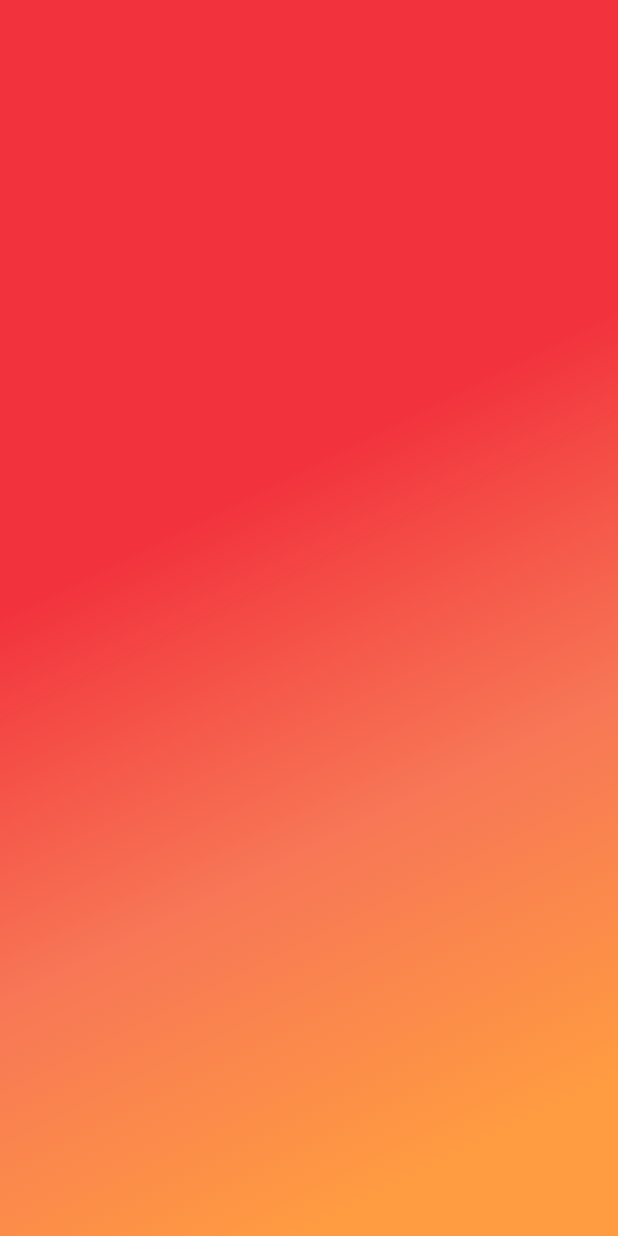
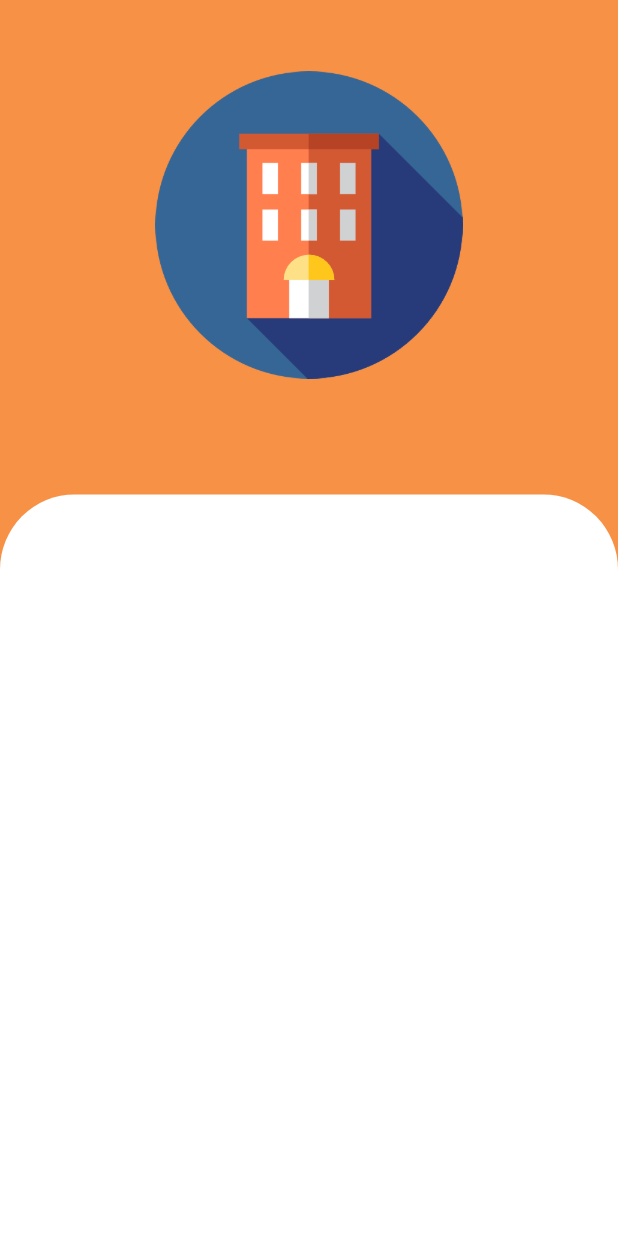
Before and after one commit to KshitijThareja/CleanSlate, a Flutter app: the screen it shows after launch, on a phone screen of 412 x 824 dp. Run offline on Flutter 3.47's test engine with Material 2 defaults, Android fonts, the phone set to English and light mode, and no system bars.

Commit message:
login page design

```diff
--- a/lib/main.dart
+++ b/lib/main.dart
@@ -1,32 +1,22 @@
 import 'package:flutter/material.dart';
 import 'package:hms/screens/signup.dart';
-import 'package:hms/screens/login.dart';
+// import 'screens/login.dart';
 
 
 void main() {
-  runApp(const MyApp());
+  runApp(MyApp());
 }
 
-class MyApp extends StatelessWidget {
-  const MyApp({super.key});
+class MyApp extends StatelessWidget{
 
   // This widget is the root of your application.
   @override
   Widget build(BuildContext context) {
-    return MaterialApp(
+    return const MaterialApp(
       debugShowCheckedModeBanner: false,
-      title: 'HMS',
-      theme: ThemeData(
-        primarySwatch: Colors.blue,
+      home: SafeArea(
+        child: SignUpScreen(),
       ),
-      home: const SignUpScreen(),
     );
   }
 }
-
-class SignUpPage extends StatelessWidget {
-  @override
-  Widget build(BuildContext context) {
-    return const SignUpScreen();
-  }
-}
--- a/lib/screens/signup.dart
+++ b/lib/screens/signup.dart
@@ -6,15 +6,49 @@ class SignUpScreen extends StatelessWidget {
   @override
   Widget build(BuildContext context) {
     return Container(
-        decoration: const BoxDecoration(
-      gradient: LinearGradient(
-          begin: Alignment(-1, -3.250352875738827e-8),
-          end: Alignment(-9.634869968522253e-8, 1),
-          colors: [
-            Color.fromRGBO(242, 51, 62, 1),
-            Color.fromRGBO(245, 82, 41, 0.7884325981140137),
-            Color.fromRGBO(255, 129, 13, 0.7900000214576721)
-          ]),
-    ));
+      decoration: const BoxDecoration(
+        gradient: LinearGradient(
+            begin: Alignment(0, 370),
+            end: Alignment(430, 0),
+            colors: [
+              Color.fromRGBO(216, 75, 40, 0.788),
+              Color.fromRGBO(255, 129, 13, 0.7900000214576721)
+            ]),
+      ),
+      child: _Body(),
+    );
   }
 }
+
+class _Body extends StatelessWidget {
+  @override
+  Widget build(BuildContext context) {
+    return Column(
+      children: [
+        Expanded(
+          flex: 2,
+          child: Column(
+            children: <Widget>[
+              Image.asset(
+                'assets/logo.png',
+                height: 300,
+                scale: 2.5,
+              )
+            ],
+          ),
+        ),
+        Expanded(
+            flex: 3,
+            child: Container(
+              decoration: const BoxDecoration(
+                borderRadius: BorderRadius.only(
+                  topLeft: Radius.circular(50),
+                  topRight: Radius.circular(50),
+                ),
+                color: Colors.white,
+              ),
+            ))
+      ],
+    );
+  }
+}
```
Also changed, not shown: lib/screens/login.dart (+56 -0 lines), assets/logo.png (added), 1 other file.
